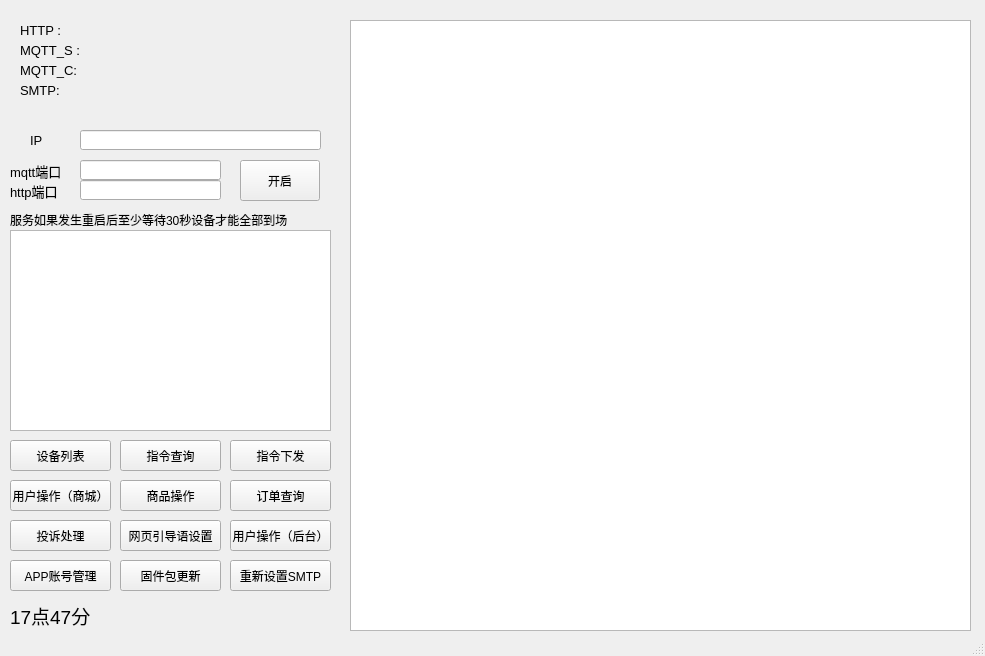
Above: mainwindow.ui from droplazy/Mvision_server before the change. Below: the same form after it.
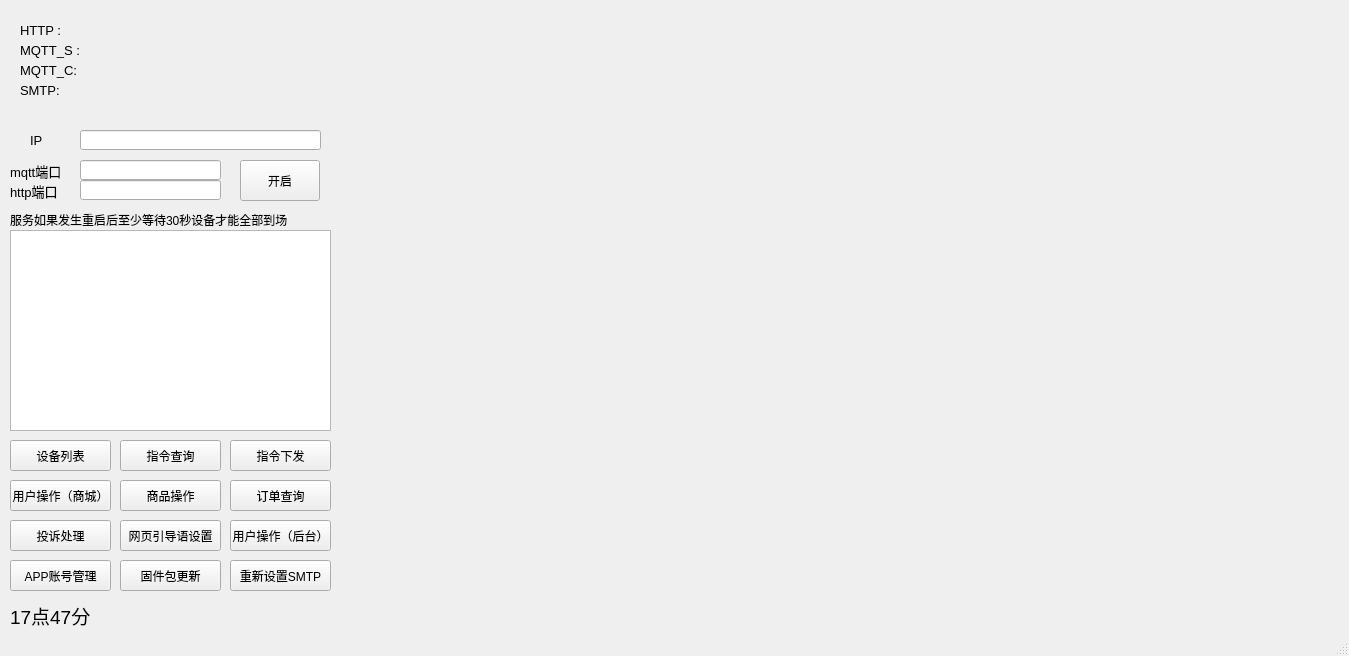
That is the form after the change.

Patch:
```diff
--- a/mainwindow.ui
+++ b/mainwindow.ui
@@ -6,7 +6,7 @@
    <rect>
     <x>0</x>
     <y>0</y>
-    <width>985</width>
+    <width>1349</width>
     <height>656</height>
    </rect>
   </property>
@@ -14,16 +14,6 @@
    <string>MainWindow</string>
   </property>
   <widget class="QWidget" name="centralwidget">
-   <widget class="QTextEdit" name="textEdit_console">
-    <property name="geometry">
-     <rect>
-      <x>350</x>
-      <y>20</y>
-      <width>621</width>
-      <height>611</height>
-     </rect>
-    </property>
-   </widget>
    <widget class="QPushButton" name="pushButton_products">
     <property name="geometry">
      <rect>
@@ -492,6 +482,19 @@
      <string>服务如果发生重启后至少等待30秒设备才能全部到场</string>
     </property>
    </widget>
+   <widget class="QWidget" name="sub_widget" native="true">
+    <property name="geometry">
+     <rect>
+      <x>340</x>
+      <y>20</y>
+      <width>1000</width>
+      <height>620</height>
+     </rect>
+    </property>
+    <property name="styleSheet">
+     <string notr="true"/>
+    </property>
+   </widget>
   </widget>
   <widget class="QStatusBar" name="statusbar"/>
  </widget>
```
